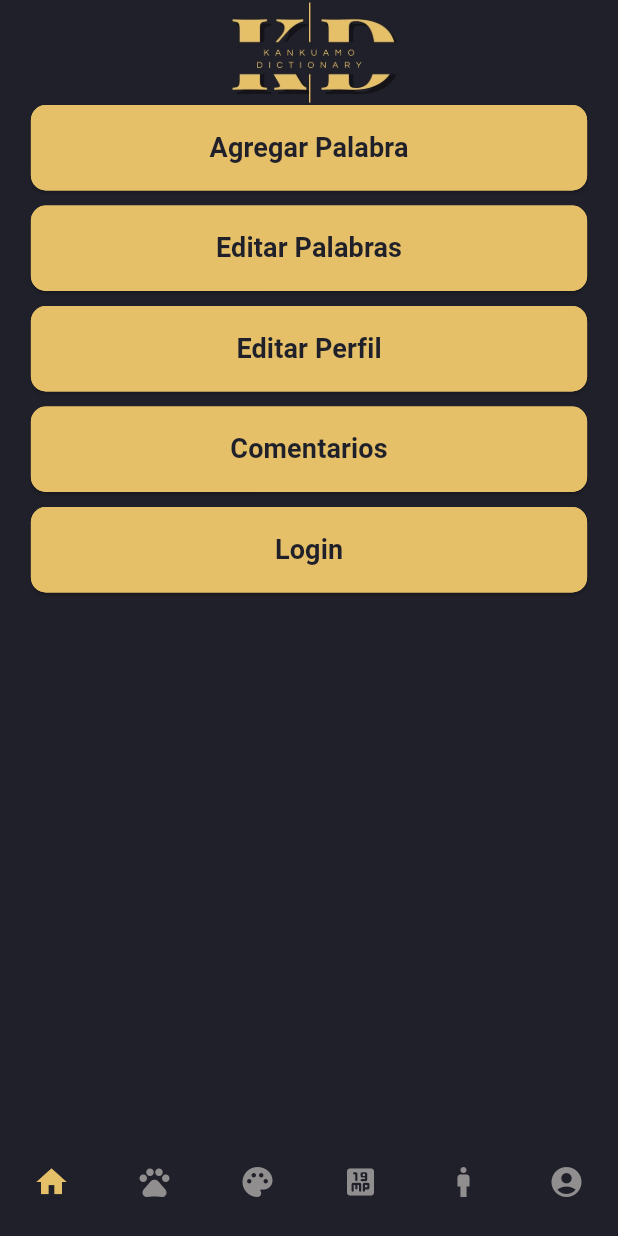
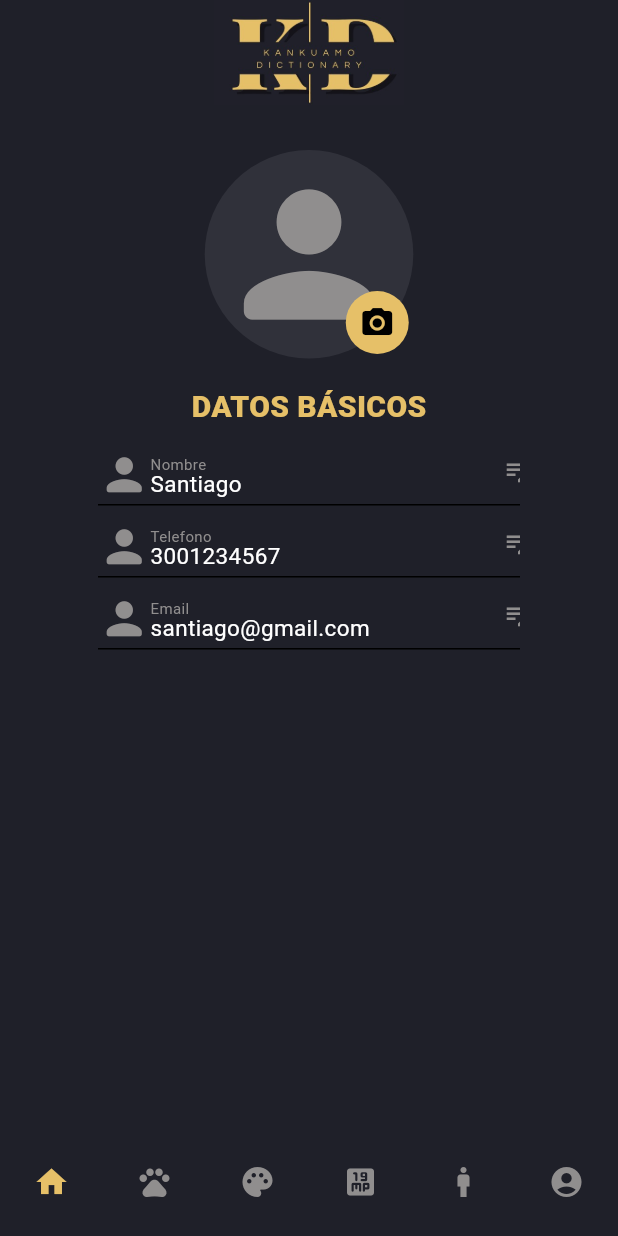
Before and after one commit to Jsrodriguez03/Frontend-DiccionarioKMovil, a Flutter app: the Profile screen opened by its route, on a phone screen of 412 x 824 dp. Run offline on Flutter 3.47's test engine with Material 2 defaults, Android fonts, the phone set to English and light mode, and no system bars; our stand-ins replace carousel_slider, get; missing offline and left inert: animation_search_bar.

Commit message:
Updating Profile Page

```diff
--- a/lib/ui/app.dart
+++ b/lib/ui/app.dart
@@ -25,7 +25,7 @@ class MyApp extends StatelessWidget {
         // colorScheme: ColorScheme.fromSeed(seedColor: Colors.deepPurple),
         useMaterial3: true,
       ),
-      home: const Home(),
+      home: const Profile(),
       routes: {
         //VISTAS JUNIOR
         '/home': (context) => const Home(),
--- a/lib/ui/pages/Category/home.dart
+++ b/lib/ui/pages/Category/home.dart
@@ -86,7 +86,7 @@ class HomeState extends State<Home> {
               width: MediaQuery.of(context).size.width,
               child: CarouselSlider(
                 options: CarouselOptions(
-                  height: 410.0,
+                  height: 410,
                   aspectRatio: 16 / 9,
                   viewportFraction: 0.70,
                   enlargeCenterPage: true,
--- a/lib/ui/pages/Profile/profile.dart
+++ b/lib/ui/pages/Profile/profile.dart
@@ -1,8 +1,8 @@
 import 'package:flutter/material.dart';
 import 'package:frontend_diccionario/ui/config/theme/app_theme.dart';
-import 'package:frontend_diccionario/ui/widgets/Buttoms/CustomElevationButtom.dart';
+import 'package:frontend_diccionario/ui/widgets/IconCircleProfile/icon_circle_profile.dart';
 import 'package:frontend_diccionario/ui/widgets/Navbar/navbar.dart';
-import 'package:get/get.dart';
+import 'package:frontend_diccionario/ui/widgets/Textos/textos.dart';
 
 class Profile extends StatelessWidget {
   const Profile({super.key});
@@ -14,48 +14,160 @@ class Profile extends StatelessWidget {
       backgroundColor: appTheme.color("primary"),
       body: Column(
         children: [
+          //LOGO
           SizedBox(
             height: 70,
             width: 1200,
             child: Image.asset("assets/Logo.jpeg", fit: BoxFit.contain),
           ),
-          CustomElevatedButton(
-            buttonText: "Agregar Palabra",
-            onPressed: () {
-              Get.toNamed("/add-word");
-            },
+
+          const SizedBox(height: 30),
+
+          //IMAGEN DE PERFIL
+          SizedBox(
+            width: 139,
+            height: 149,
+            child: Stack(
+              children: [
+                IconCircleProfile(
+                  directionIconCircle: 0,
+                  dimensionIconCircle: 139,
+                  colorIconCircle: appTheme.color("fourth"),
+                  colorIcon: appTheme.color("third"),
+                  iconCircle: Icons.person_rounded,
+                  sizeIconCircle: 130,
+                ),
+                IconCircleProfile(
+                  directionIconCircle: 94,
+                  dimensionIconCircle: 42,
+                  colorIconCircle: appTheme.color("secondary"),
+                  colorIcon: Colors.black,
+                  iconCircle: Icons.camera_alt,
+                )
+              ],
+            ),
           ),
-          const SizedBox(height: 10),
-          CustomElevatedButton(
-            buttonText: "Editar Palabras",
-            onPressed: () {
-              Get.toNamed("/edit-word");
-            },
+
+          //DATOS BÁSICOS
+          Texto(
+            title: "DATOS BÁSICOS",
+            colorText: appTheme.color("secondary"),
+            size: 20,
+            fontWeight: FontWeight.w900,
           ),
-          const SizedBox(height: 10),
-          CustomElevatedButton(
-            buttonText: "Editar Perfil",
-            onPressed: () {
-              Get.toNamed("/edit-profile");
-            },
-          ),
-          const SizedBox(height: 10),
-          CustomElevatedButton(
-            buttonText: "Comentarios",
-            onPressed: () {
-              Get.toNamed("/feedback");
-            },
-          ),
-          const SizedBox(height: 10),
-          CustomElevatedButton(
-            buttonText: "Login",
-            onPressed: () {
-              Get.toNamed("/login-in");
-            },
-          ),
+
+          //Inputs
+          SizedBox(
+            width: 301.50,
+            height: 170,
+            child: Stack(
+              children: [
+                //NOMBRE
+                ListView(
+                  padding: const EdgeInsets.symmetric(horizontal: 10),
+                  children: [
+                    InputBoxProfile(
+                      appTheme: appTheme,
+                      title: "Nombre",
+                      value: "Santiago",
+                    ),
+                    InputBoxProfile(
+                      appTheme: appTheme,
+                      title: "Telefono",
+                      value: "3001234567",
+                    ),
+                    InputBoxProfile(
+                      appTheme: appTheme,
+                      title: "Email",
+                      value: "santiago@gmail.com",
+                    ),
+                  ],
+                )
+              ],
+            ),
+          )
         ],
       ),
       bottomNavigationBar: const NavBarCategory(),
     );
   }
 }
+
+class InputBoxProfile extends StatelessWidget {
+  final AppTheme appTheme;
+  final String title;
+  final String value;
+
+  const InputBoxProfile({
+    super.key,
+    required this.appTheme,
+    required this.title,
+    required this.value,
+  });
+
+  @override
+  Widget build(BuildContext context) {
+    return Column(
+      children: [
+        SizedBox(
+          width: 297,
+          height: 43,
+          child: Stack(
+            children: [
+              Positioned(
+                left: 0,
+                top: 5,
+                child: Icon(
+                  Icons.person_rounded,
+                  color: appTheme.color("third"),
+                  size: 35,
+                ),
+              ),
+              Positioned(
+                left: 27,
+                child: Texto(
+                  title: title,
+                  colorText: const Color(0xFF908E8E),
+                  size: 10,
+                  fontWeight: FontWeight.w400,
+                ),
+              ),
+              Positioned(
+                left: 27,
+                top: 10,
+                child: Texto(
+                  title: value,
+                  colorText: Colors.white,
+                  size: 15,
+                  fontWeight: FontWeight.w400,
+                ),
+              ),
+              Container(
+                width: 297,
+                decoration: const BoxDecoration(
+                  border: Border(
+                    bottom: BorderSide(
+                      width: 1,
+                      style: BorderStyle.solid,
+                      color: Colors.black,
+                    ),
+                  ),
+                ),
+              ),
+              Positioned(
+                left: 270,
+                top: 10,
+                child: Icon(
+                  Icons.edit_note_outlined,
+                  color: appTheme.color("third"),
+                  size: 20,
+                ),
+              ),
+            ],
+          ),
+        ),
+        const SizedBox(height: 5),
+      ],
+    );
+  }
+}
--- /dev/null
+++ b/lib/ui/widgets/IconCircleProfile/icon_circle_profile.dart
@@ -0,0 +1,43 @@
+import 'package:flutter/material.dart';
+
+class IconCircleProfile extends StatelessWidget {
+  const IconCircleProfile({
+    super.key,
+    required this.iconCircle,
+    this.sizeIconCircle,
+    required this.directionIconCircle,
+    required this.dimensionIconCircle,
+    required this.colorIconCircle,
+    required this.colorIcon,
+  });
+
+  final double directionIconCircle;
+  final double dimensionIconCircle;
+  final Color colorIconCircle;
+  final IconData iconCircle;
+  final double? sizeIconCircle;
+  final Color colorIcon;
+
+  @override
+  Widget build(BuildContext context) {
+    return Positioned(
+      left: directionIconCircle,
+      top: directionIconCircle,
+      child: Container(
+        width: dimensionIconCircle,
+        height: dimensionIconCircle,
+        decoration: ShapeDecoration(
+          color: colorIconCircle,
+          shape: const CircleBorder(),
+        ),
+        child: Center(
+          child: Icon(
+            iconCircle,
+            size: sizeIconCircle,
+            color: colorIcon,
+          ),
+        ),
+      ),
+    );
+  }
+}
--- a/lib/ui/widgets/navbar/navbar.dart
+++ b/lib/ui/widgets/navbar/navbar.dart
@@ -40,9 +40,8 @@ class _NavBarCategoryState extends State<NavBarCategory> {
       selectedItemColor: theme.color("secondary"),
       unselectedItemColor: theme.color("primary"),
       type: BottomNavigationBarType.fixed,
-      selectedLabelStyle: TextStyle(
-          height: 0), // Elimina el espacio para la etiqueta seleccionada
-      unselectedLabelStyle: TextStyle(height: 0),
+      selectedLabelStyle: const TextStyle(height: 0),
+      unselectedLabelStyle: const TextStyle(height: 0),
       items: [
         BottomNavigationBarItem(
           icon: Icon(Icons.home, color: theme.color("third")),
```
